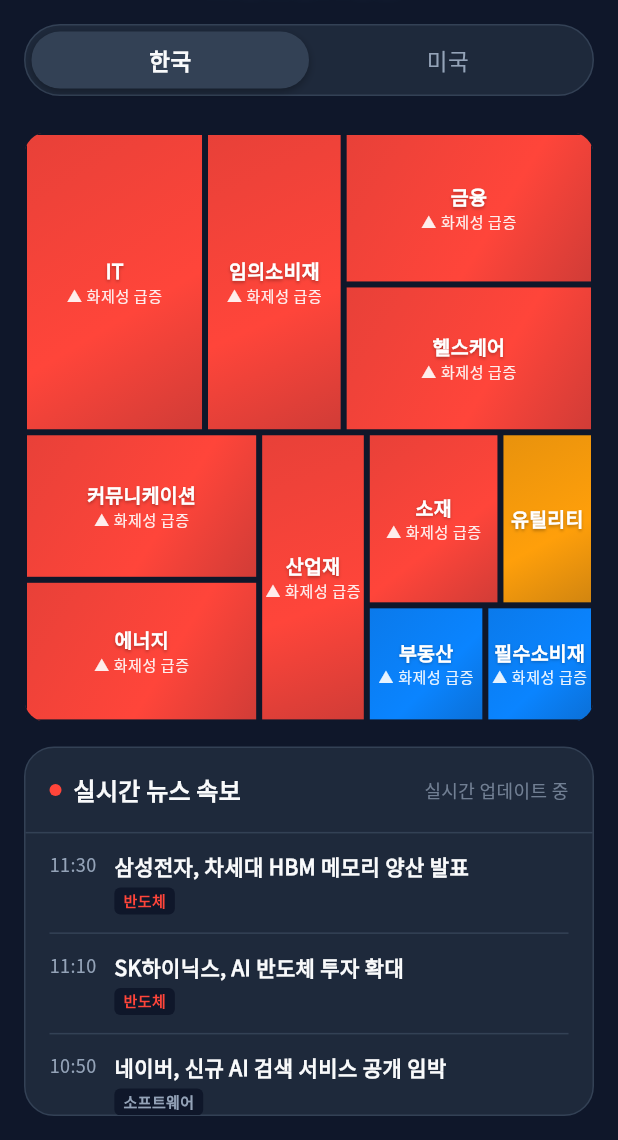
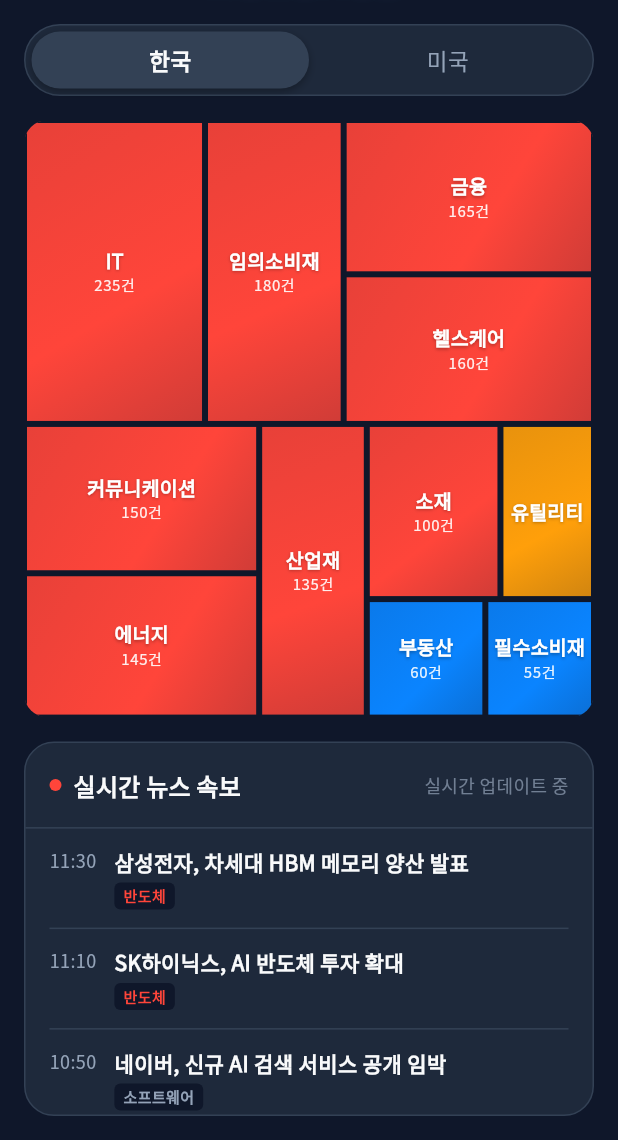
Before and after one commit to choichanwoo001/news_moa, a Flutter app: the screen it shows after launch, on a phone screen of 412 x 824 dp, the part 96-1236 px from its top. Run offline on Flutter 3.47's test engine with Material 3 defaults, Android fonts, the phone set to English and light mode, and no system bars; our stand-ins replace google_fonts.

```diff
--- a/lib/screens/home_screen.dart
+++ b/lib/screens/home_screen.dart
@@ -179,7 +179,7 @@
               ),
 
             if (_selectedSubSector == null)
-              const SizedBox(height: 24),
+              const SizedBox(height: 16),
 
             // Main Content Area
             if (_selectedSubSector != null)
--- a/lib/widgets/stock_treemap.dart
+++ b/lib/widgets/stock_treemap.dart
@@ -99,7 +99,7 @@
                   child: FittedBox(
                     fit: BoxFit.scaleDown,
                     child: Text(
-                      sector.newsVolume > 50 ? "▲ 화제성 급증" : "▼ 조금 잠잠함",
+                      '${sector.newsVolume.toInt()}건',
                       style: Theme.of(context).textTheme.bodySmall?.copyWith(
                         color: Colors.white.withOpacity(0.9),
                         fontSize: 10,
```
